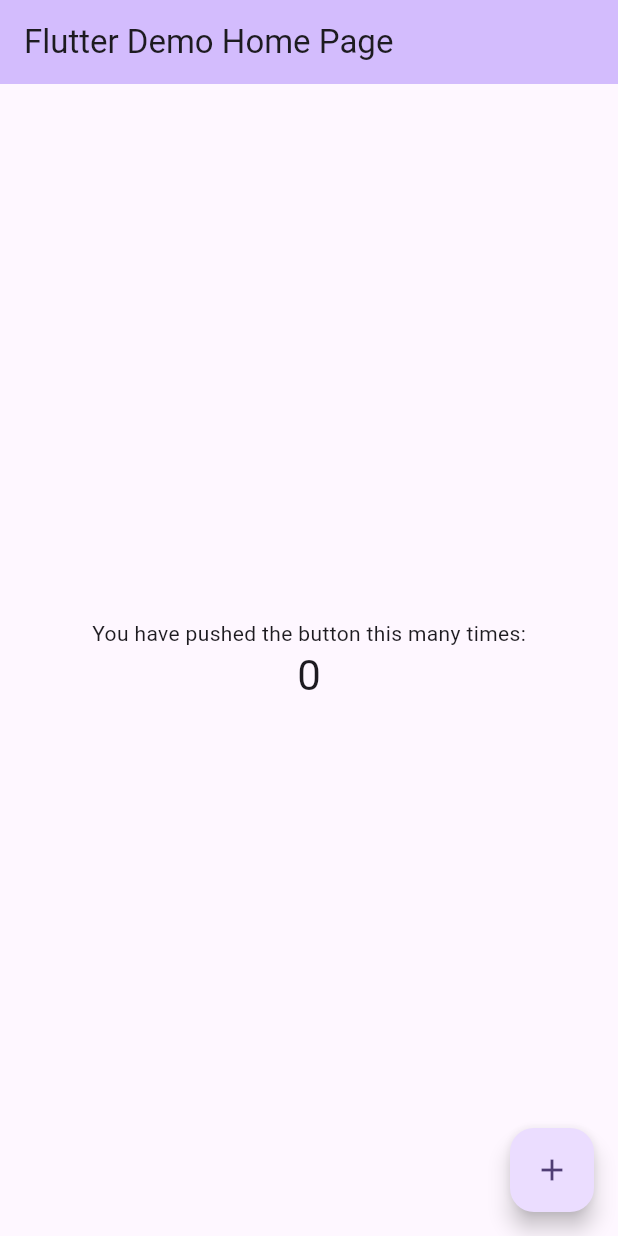
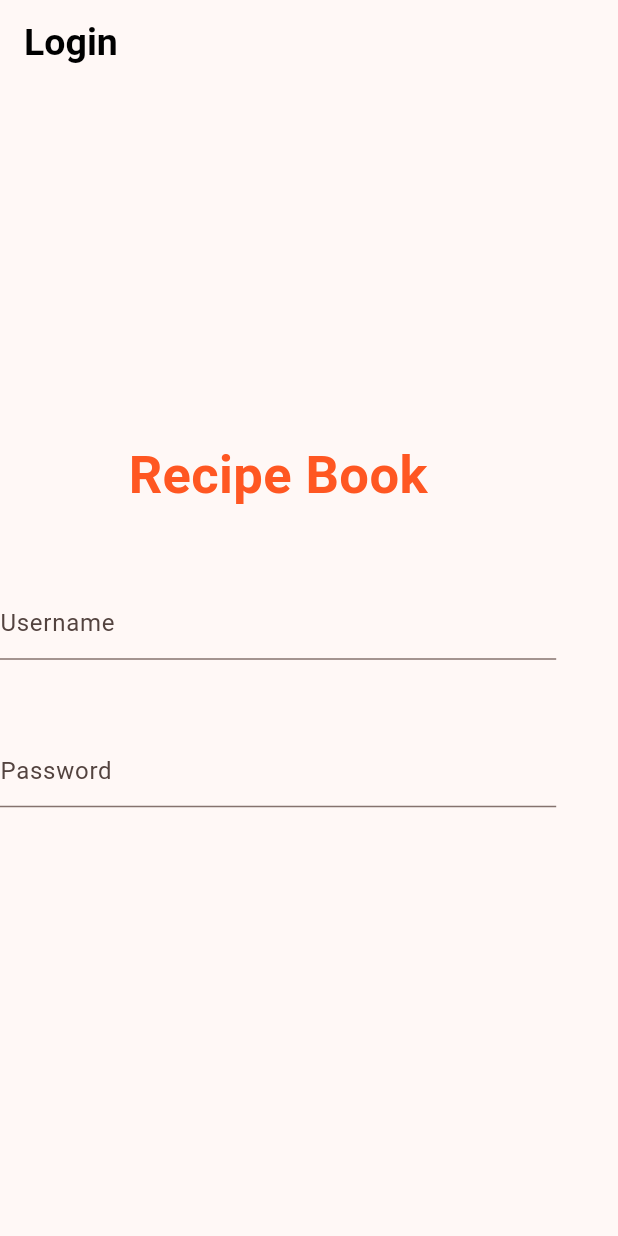
Before and after one commit to suryanshvns/recepie_radar, a Flutter app: the screen it shows after launch, on a phone screen of 412 x 824 dp. Run offline on Flutter 3.47's test engine with Material 3 defaults, Android fonts, the phone set to English and light mode, and no system bars.

Commit message:
completed the loginPage design

```diff
--- a/lib/main.dart
+++ b/lib/main.dart
@@ -1,125 +1,24 @@
 import 'package:flutter/material.dart';
+import 'package:recepie_radar/pages/login_page.dart';
 
 void main() {
-  runApp(const MyApp());
+  runApp(MyApp());
 }
 
 class MyApp extends StatelessWidget {
-  const MyApp({super.key});
-
-  // This widget is the root of your application.
   @override
   Widget build(BuildContext context) {
     return MaterialApp(
-      title: 'Flutter Demo',
+      title: "Recipe Book",
       theme: ThemeData(
-        // This is the theme of your application.
-        //
-        // TRY THIS: Try running your application with "flutter run". You'll see
-        // the application has a purple toolbar. Then, without quitting the app,
-        // try changing the seedColor in the colorScheme below to Colors.green
-        // and then invoke "hot reload" (save your changes or press the "hot
-        // reload" button in a Flutter-supported IDE, or press "r" if you used
-        // the command line to start the app).
-        //
-        // Notice that the counter didn't reset back to zero; the application
-        // state is not lost during the reload. To reset the state, use hot
-        // restart instead.
-        //
-        // This works for code too, not just values: Most code changes can be
-        // tested with just a hot reload.
-        colorScheme: ColorScheme.fromSeed(seedColor: Colors.deepPurple),
-        useMaterial3: true,
-      ),
-      home: const MyHomePage(title: 'Flutter Demo Home Page'),
+          colorScheme: ColorScheme.fromSeed(seedColor: Colors.deepOrange),
+          useMaterial3: true,
+          appBarTheme: const AppBarTheme(
+              titleTextStyle: TextStyle(
+                  color: Colors.black,
+                  fontSize: 25,
+                  fontWeight: FontWeight.bold))),
+      home: LoginPage(),
     );
   }
 }
-
-class MyHomePage extends StatefulWidget {
-  const MyHomePage({super.key, required this.title});
-
-  // This widget is the home page of your application. It is stateful, meaning
-  // that it has a State object (defined below) that contains fields that affect
-  // how it looks.
-
-  // This class is the configuration for the state. It holds the values (in this
-  // case the title) provided by the parent (in this case the App widget) and
-  // used by the build method of the State. Fields in a Widget subclass are
-  // always marked "final".
-
-  final String title;
-
-  @override
-  State<MyHomePage> createState() => _MyHomePageState();
-}
-
-class _MyHomePageState extends State<MyHomePage> {
-  int _counter = 0;
-
-  void _incrementCounter() {
-    setState(() {
-      // This call to setState tells the Flutter framework that something has
-      // changed in this State, which causes it to rerun the build method below
-      // so that the display can reflect the updated values. If we changed
-      // _counter without calling setState(), then the build method would not be
-      // called again, and so nothing would appear to happen.
-      _counter++;
-    });
-  }
-
-  @override
-  Widget build(BuildContext context) {
-    // This method is rerun every time setState is called, for instance as done
-    // by the _incrementCounter method above.
-    //
-    // The Flutter framework has been optimized to make rerunning build methods
-    // fast, so that you can just rebuild anything that needs updating rather
-    // than having to individually change instances of widgets.
-    return Scaffold(
-      appBar: AppBar(
-        // TRY THIS: Try changing the color here to a specific color (to
-        // Colors.amber, perhaps?) and trigger a hot reload to see the AppBar
-        // change color while the other colors stay the same.
-        backgroundColor: Theme.of(context).colorScheme.inversePrimary,
-        // Here we take the value from the MyHomePage object that was created by
-        // the App.build method, and use it to set our appbar title.
-        title: Text(widget.title),
-      ),
-      body: Center(
-        // Center is a layout widget. It takes a single child and positions it
-        // in the middle of the parent.
-        child: Column(
-          // Column is also a layout widget. It takes a list of children and
-          // arranges them vertically. By default, it sizes itself to fit its
-          // children horizontally, and tries to be as tall as its parent.
-          //
-          // Column has various properties to control how it sizes itself and
-          // how it positions its children. Here we use mainAxisAlignment to
-          // center the children vertically; the main axis here is the vertical
-          // axis because Columns are vertical (the cross axis would be
-          // horizontal).
-          //
-          // TRY THIS: Invoke "debug painting" (choose the "Toggle Debug Paint"
-          // action in the IDE, or press "p" in the console), to see the
-          // wireframe for each widget.
-          mainAxisAlignment: MainAxisAlignment.center,
-          children: <Widget>[
-            const Text(
-              'You have pushed the button this many times:',
-            ),
-            Text(
-              '$_counter',
-              style: Theme.of(context).textTheme.headlineMedium,
-            ),
-          ],
-        ),
-      ),
-      floatingActionButton: FloatingActionButton(
-        onPressed: _incrementCounter,
-        tooltip: 'Increment',
-        child: const Icon(Icons.add),
-      ), // This trailing comma makes auto-formatting nicer for build methods.
-    );
-  }
-}
--- /dev/null
+++ b/lib/pages/login_page.dart
@@ -0,0 +1,60 @@
+import 'package:flutter/material.dart';
+
+class LoginPage extends StatefulWidget {
+  @override
+  State<StatefulWidget> createState() {
+    return _LoginPageState();
+  }
+}
+
+class _LoginPageState extends State<LoginPage> {
+  @override
+  Widget build(BuildContext context) {
+    return Scaffold(
+      appBar: AppBar(
+        title: Text("Login"),
+      ),
+      body: _buildUI(),
+    );
+  }
+
+  Widget _buildUI() {
+    return Column(
+      mainAxisSize: MainAxisSize.max,
+      mainAxisAlignment: MainAxisAlignment.center,
+      crossAxisAlignment: CrossAxisAlignment.center,
+      children: [_title(), _LoginForm()],
+    );
+  }
+
+  Widget _title() {
+    return const Text(
+      "Recipe Book",
+      style: TextStyle(
+        fontSize: 35,
+        color: Colors.deepOrange,
+        fontWeight: FontWeight.bold,
+      ),
+    );
+  }
+
+  Widget _LoginForm() {
+    return SizedBox(
+        width: MediaQuery.sizeOf(context).width * 0.90,
+        height: MediaQuery.sizeOf(context).height * 0.30,
+        child: Form(
+          child: Column(
+              mainAxisSize: MainAxisSize.max,
+              mainAxisAlignment: MainAxisAlignment.spaceEvenly,
+              crossAxisAlignment: CrossAxisAlignment.center,
+              children: [
+                TextFormField(
+                  decoration: InputDecoration(hintText: "Username"),
+                ),
+                TextFormField(
+                  decoration: InputDecoration(hintText: "Password"),
+                )
+              ]),
+        ));
+  }
+}
```
Also changed, not shown: 1 other file.
